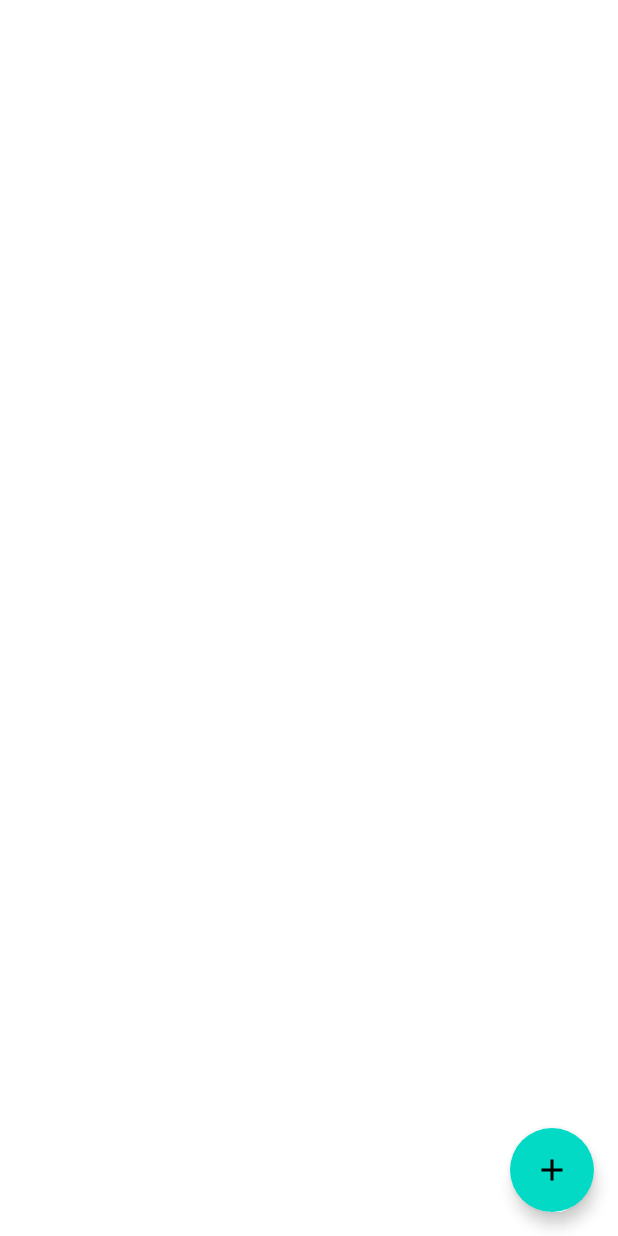
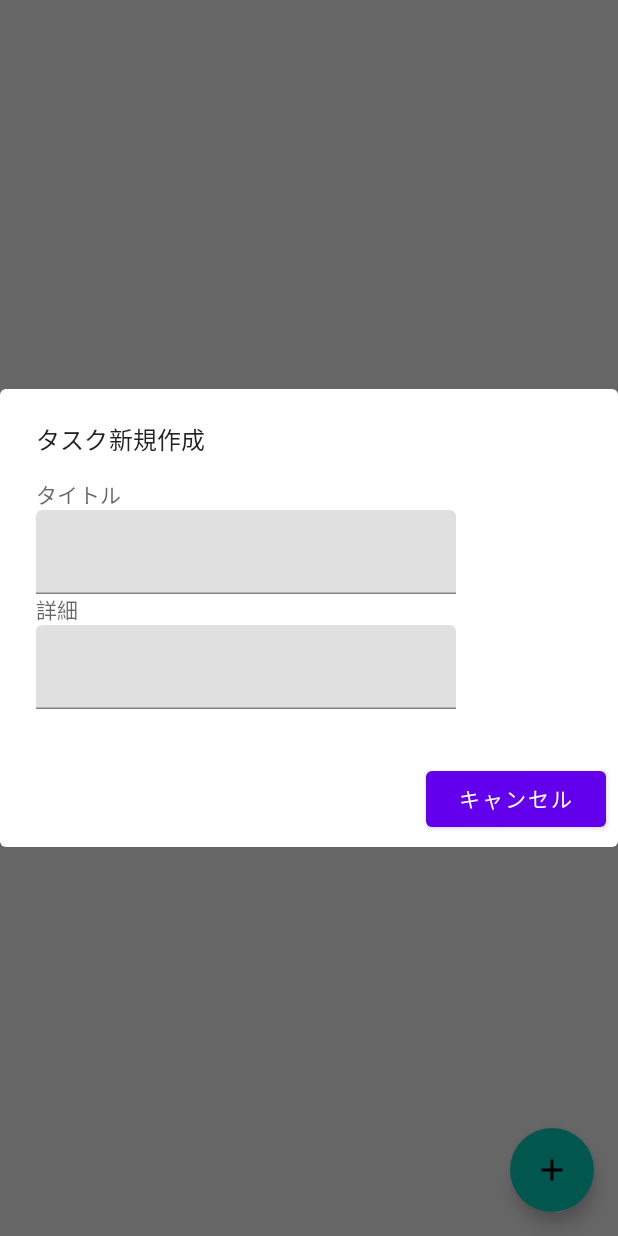
Before and after one commit to soleil-colza/JetToDo, an Android app built with Jetpack Compose: the screen it shows after launch (MainActivity), on a phone screen of 412 x 824 dp. Run offline under Robolectric (Android 15) with nearby library versions, the phone set to English and light mode, and no system bars; our stand-ins replace Dagger/Hilt's generated code.

Commit message:
implemented the Edit Dialog's UI

```diff
--- a/app/src/main/java/com/example/myapplication/MainActivity.kt
+++ b/app/src/main/java/com/example/myapplication/MainActivity.kt
@@ -13,6 +13,7 @@ import androidx.compose.ui.Modifier
 import androidx.compose.ui.graphics.vector.ImageVector
 import androidx.compose.ui.res.vectorResource
 import androidx.compose.ui.tooling.preview.Preview
+import com.example.myapplication.components.EditDialog
 import com.example.myapplication.ui.theme.MyApplicationTheme
 import dagger.hilt.android.AndroidEntryPoint
 
@@ -37,6 +38,8 @@ class MainActivity : ComponentActivity() {
 @SuppressLint("UnusedMaterialScaffoldPaddingParameter")
 @Composable
 fun MainContent(){
+
+    EditDialog()
     Scaffold(floatingActionButton = {
        FloatingActionButton(onClick = { /*TODO*/ }) {
            Icon(imageVector = Icons.Default.Add, contentDescription = "新規作成")
--- a/app/src/main/java/com/example/myapplication/components/EditDialog.kt
+++ b/app/src/main/java/com/example/myapplication/components/EditDialog.kt
@@ -1 +1,40 @@
 package com.example.myapplication.components
+
+import androidx.compose.foundation.layout.*
+import androidx.compose.material.AlertDialog
+import androidx.compose.material.Button
+import androidx.compose.material.Text
+import androidx.compose.material.TextField
+import androidx.compose.runtime.Composable
+import androidx.compose.ui.Modifier
+import androidx.compose.ui.unit.dp
+
+@Composable
+fun EditDialog() {
+    AlertDialog(
+        onDismissRequest = { /*TODO*/ },
+        title = { Text(text = "タスク新規作成")},
+        text = {
+               Column {
+                   Text(text = "タイトル")
+                   TextField(
+                       value = "",
+                       onValueChange = { /*TODO*/ }
+                   )
+                   Text(text = "詳細")
+                   TextField(
+                       value = "",
+                       onValueChange = { /*TODO*/ }
+                   )
+               }
+        },
+        buttons = {
+            Row(modifier = Modifier.padding(8.dp), horizontalArrangement = Arrangement.Center) {
+                Spacer(modifier = Modifier.weight(1f))
+                Button(modifier = Modifier.width(120.dp), onClick = { /*TODO*/ }) {
+                    Text(text = "キャンセル")
+                }
+            }
+        }
+    )
+}
```
